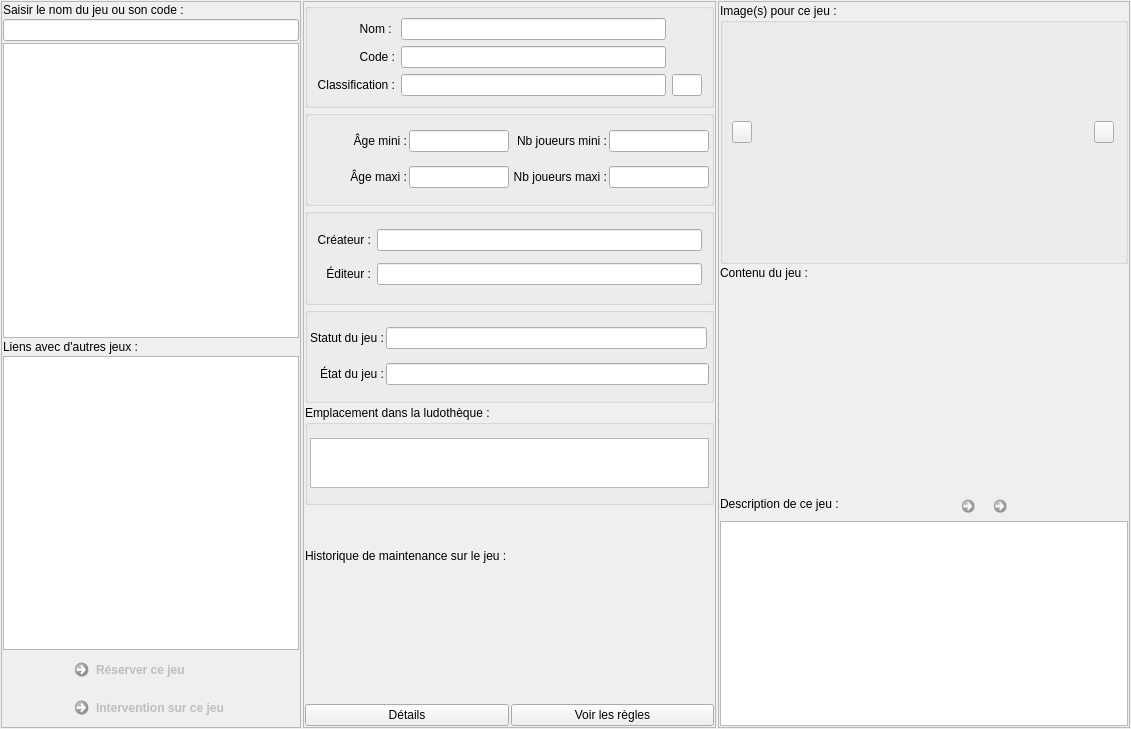
Qt form f_jeux.ui (nivhg/ludopen) before a commit.
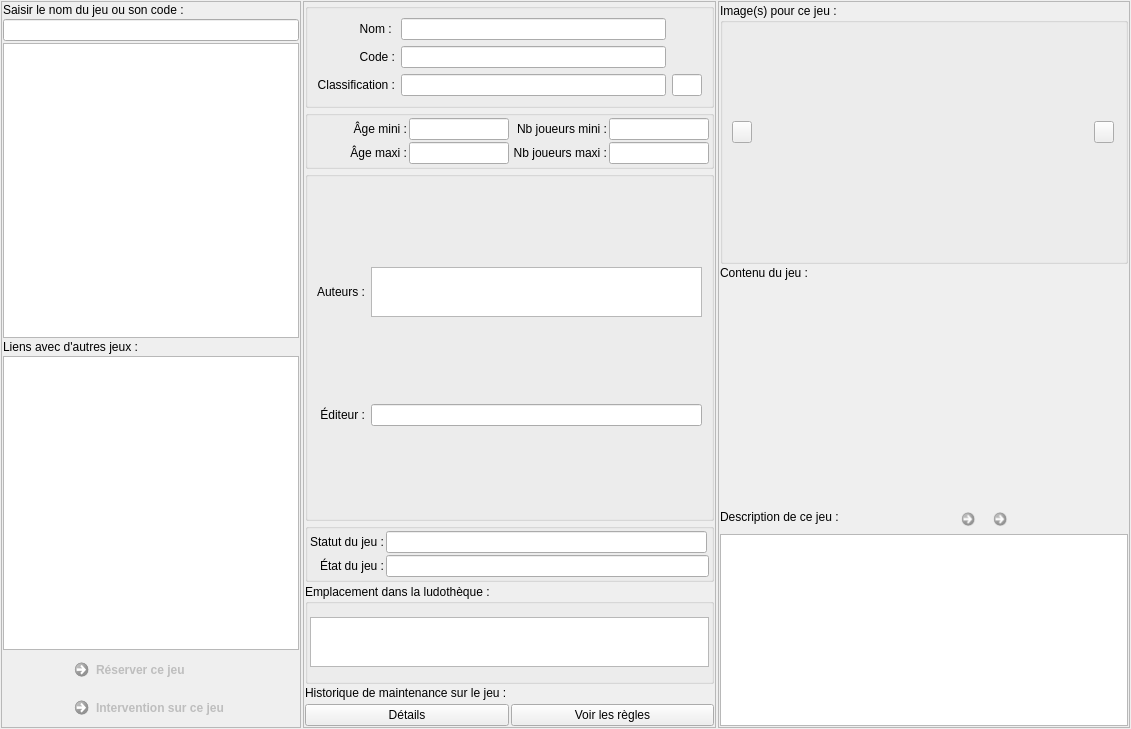
The same form after that commit. Icons and pictures are not drawn. Custom widgets are drawn as their Qt base class.

Diff of the .ui file:
```diff
--- a/f_jeux.ui
+++ b/f_jeux.ui
@@ -559,7 +559,7 @@
          <item row="0" column="0">
           <widget class="QLabel" name="label_createur">
            <property name="text">
-            <string>Créateur :</string>
+            <string>Auteurs :</string>
            </property>
            <property name="alignment">
             <set>Qt::AlignRight|Qt::AlignTrailing|Qt::AlignVCenter</set>
@@ -584,9 +584,12 @@
           </widget>
          </item>
          <item row="0" column="1">
-          <widget class="QLineEdit" name="Le_createur">
-           <property name="readOnly">
-            <bool>true</bool>
+          <widget class="QListWidget" name="Lw_Auteurs">
+           <property name="maximumSize">
+            <size>
+             <width>16777215</width>
+             <height>50</height>
+            </size>
            </property>
           </widget>
          </item>
@@ -775,7 +778,14 @@
        </widget>
       </item>
       <item row="4" column="0" colspan="5">
-       <widget class="W_ContenuJeu" name="W_Contenu" native="true"/>
+       <widget class="W_ContenuJeu" name="W_Contenu" native="true">
+        <property name="sizePolicy">
+         <sizepolicy hsizetype="Expanding" vsizetype="Expanding">
+          <horstretch>0</horstretch>
+          <verstretch>0</verstretch>
+         </sizepolicy>
+        </property>
+       </widget>
       </item>
       <item row="0" column="0" rowspan="3" colspan="5">
        <widget class="QGroupBox" name="groupBox_10">
```
